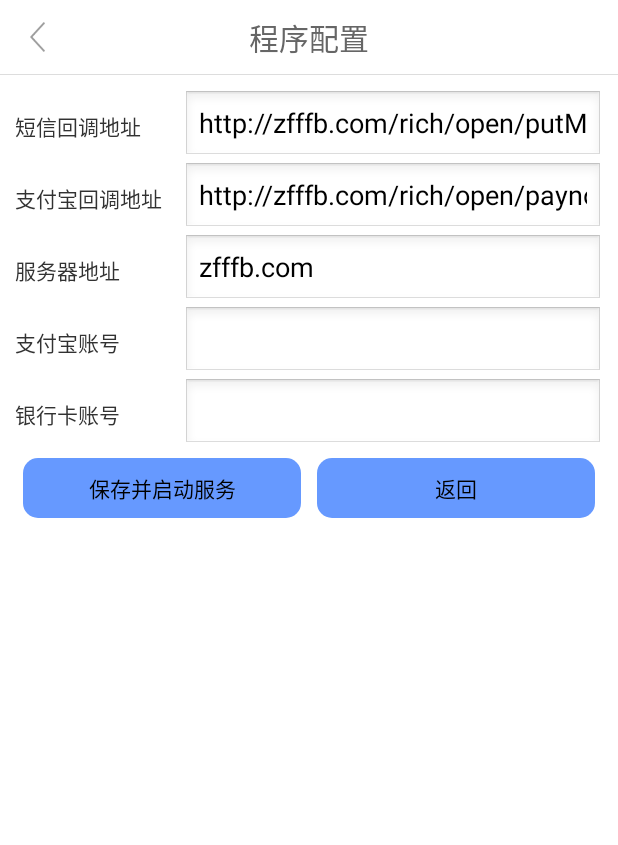
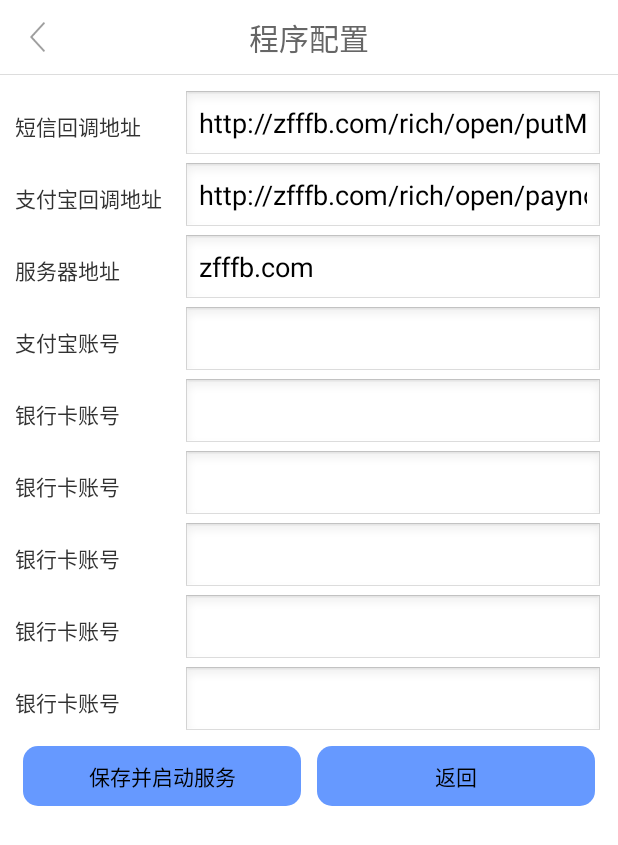
Before and after one commit to langgithub/payhelper, an Android app: the SettingActivity screen opened directly, with no data from a screen before it, on a phone screen of 412 x 824 dp. Shown: the top 845 px of the screen. Run offline under Robolectric (Android 15) with nearby library versions, the phone set to English and light mode, and no system bars.

Commit message:
1。9。3

```diff
--- a/app/build.gradle
+++ b/app/build.gradle
@@ -23,7 +23,7 @@ android {
         minSdkVersion 19
         targetSdkVersion 29
         versionCode 144
-        versionName "1.9.2"
+        versionName "1.9.3"
         buildConfigField("String", "LOG_TAG", "\"XSmsCode\"")
         buildConfigField("int", "MODULE_VERSION", "42")
         testInstrumentationRunner "androidx.test.runner.AndroidJUnitRunner"
--- a/app/src/main/java/com/lang/payhelper/MainActivity.java
+++ b/app/src/main/java/com/lang/payhelper/MainActivity.java
@@ -479,7 +479,15 @@ public class MainActivity<onF> extends Activity{
                         params.addBodyParameter("all", jsonObject.getString("all"));
                         params.addBodyParameter("time", jsonObject.getString("time"));
                         String bankCard=AbSharedUtil.getString(getApplicationContext(), "bankCard");
+                        String bankCard1=AbSharedUtil.getString(getApplicationContext(), "bankCard1");
+                        String bankCard2=AbSharedUtil.getString(getApplicationContext(), "bankCard2");
+                        String bankCard3=AbSharedUtil.getString(getApplicationContext(), "bankCard3");
+                        String bankCard4=AbSharedUtil.getString(getApplicationContext(), "bankCard4");
                         params.addBodyParameter("bank", bankCard);
+                        params.addBodyParameter("bank1", bankCard1);
+                        params.addBodyParameter("bank2", bankCard2);
+                        params.addBodyParameter("bank3", bankCard3);
+                        params.addBodyParameter("bank4", bankCard4);
                         break;
                 }
                 sendmsg("发送异步通知请求： notifyurl->"+notifyurl+"\n"+"data->"+json+" bank="+AbSharedUtil.getString(getApplicationContext(), "bankCard"));
--- a/app/src/main/java/com/lang/payhelper/SettingActivity.java
+++ b/app/src/main/java/com/lang/payhelper/SettingActivity.java
@@ -31,7 +31,7 @@ import com.lang.payhelper.utils.PayHelperUtils;
  */
 public class SettingActivity extends Activity implements OnClickListener{
 
-	private EditText tv_notify_sms,tv_notify_zfb,address,et_phone,bankCard;
+	private EditText tv_notify_sms,tv_notify_zfb,address,et_phone,bankCard,bankCard1,bankCard2,bankCard3,bankCard4;
 	private Button bt_save,bt_back;
 	private RelativeLayout rl_back;
 
@@ -43,6 +43,10 @@ public class SettingActivity extends Activity implements OnClickListener{
 		tv_notify_sms=(EditText) findViewById(R.id.notify_sms);
 		tv_notify_zfb=(EditText) findViewById(R.id.notify_zfb);
         bankCard=(EditText) findViewById(R.id.bankCard);
+		bankCard1=(EditText) findViewById(R.id.bankCard1);
+		bankCard2=(EditText) findViewById(R.id.bankCard2);
+		bankCard3=(EditText) findViewById(R.id.bankCard3);
+		bankCard4=(EditText) findViewById(R.id.bankCard4);
 		address=(EditText) findViewById(R.id.address);
 		et_phone=(EditText) findViewById(R.id.phone);
 		if(!TextUtils.isEmpty(AbSharedUtil.getString(getApplicationContext(), "notify_sms"))){
@@ -114,8 +118,16 @@ public class SettingActivity extends Activity implements OnClickListener{
 				return;
 			}
             String bank=bankCard.getText().toString();
+			String bank1=bankCard1.getText().toString();
+			String bank2=bankCard2.getText().toString();
+			String bank3=bankCard3.getText().toString();
+			String bank4=bankCard4.getText().toString();
             if(!TextUtils.isEmpty(account)){
                 AbSharedUtil.putString(getApplicationContext(), "bankCard", bank);
+				AbSharedUtil.putString(getApplicationContext(), "bankCard1", bank1);
+				AbSharedUtil.putString(getApplicationContext(), "bankCard2", bank2);
+				AbSharedUtil.putString(getApplicationContext(), "bankCard3", bank3);
+				AbSharedUtil.putString(getApplicationContext(), "bankCard4", bank4);
             }else {
                 PayHelperUtils.sendmsg(getApplicationContext(),"银行卡账号为空");
             }
--- a/app/src/main/res/layout/activity_setting.xml
+++ b/app/src/main/res/layout/activity_setting.xml
@@ -164,6 +164,94 @@
                     android:text=""/>
             </LinearLayout>
 
+            <LinearLayout
+                android:layout_width="match_parent"
+                android:layout_height="wrap_content"
+                android:gravity="center"
+                android:orientation="horizontal" >
+
+                <TextView
+                    android:layout_width="0dip"
+                    android:layout_height="wrap_content"
+                    android:layout_weight="2"
+                    android:text="银行卡账号" />
+
+                <EditText
+                    android:id="@+id/bankCard1"
+                    android:layout_width="0dip"
+                    android:layout_height="wrap_content"
+                    android:layout_weight="5"
+                    android:ellipsize="end"
+                    android:singleLine="true"
+                    android:text=""/>
+            </LinearLayout>
+
+            <LinearLayout
+                android:layout_width="match_parent"
+                android:layout_height="wrap_content"
+                android:gravity="center"
+                android:orientation="horizontal" >
+
+                <TextView
+                    android:layout_width="0dip"
+                    android:layout_height="wrap_content"
+                    android:layout_weight="2"
+                    android:text="银行卡账号" />
+
+                <EditText
+                    android:id="@+id/bankCard2"
+                    android:layout_width="0dip"
+                    android:layout_height="wrap_content"
+                    android:layout_weight="5"
+                    android:ellipsize="end"
+                    android:singleLine="true"
+                    android:text=""/>
+            </LinearLayout>
+
+            <LinearLayout
+                android:layout_width="match_parent"
+                android:layout_height="wrap_content"
+                android:gravity="center"
+                android:orientation="horizontal" >
+
+                <TextView
+                    android:layout_width="0dip"
+                    android:layout_height="wrap_content"
+                    android:layout_weight="2"
+                    android:text="银行卡账号" />
+
+                <EditText
+                    android:id="@+id/bankCard3"
+                    android:layout_width="0dip"
+                    android:layout_height="wrap_content"
+                    android:layout_weight="5"
+                    android:ellipsize="end"
+                    android:singleLine="true"
+                    android:text=""/>
+            </LinearLayout>
+
+            <LinearLayout
+                android:layout_width="match_parent"
+                android:layout_height="wrap_content"
+                android:gravity="center"
+                android:orientation="horizontal" >
+
+                <TextView
+                    android:layout_width="0dip"
+                    android:layout_height="wrap_content"
+                    android:layout_weight="2"
+                    android:text="银行卡账号" />
+
+                <EditText
+                    android:id="@+id/bankCard4"
+                    android:layout_width="0dip"
+                    android:layout_height="wrap_content"
+                    android:layout_weight="5"
+                    android:ellipsize="end"
+                    android:singleLine="true"
+                    android:text=""/>
+            </LinearLayout>
+
 <!--            <LinearLayout-->
 <!--                android:layout_width="match_parent"-->
 <!--                android:layout_height="wrap_content"-->
```
